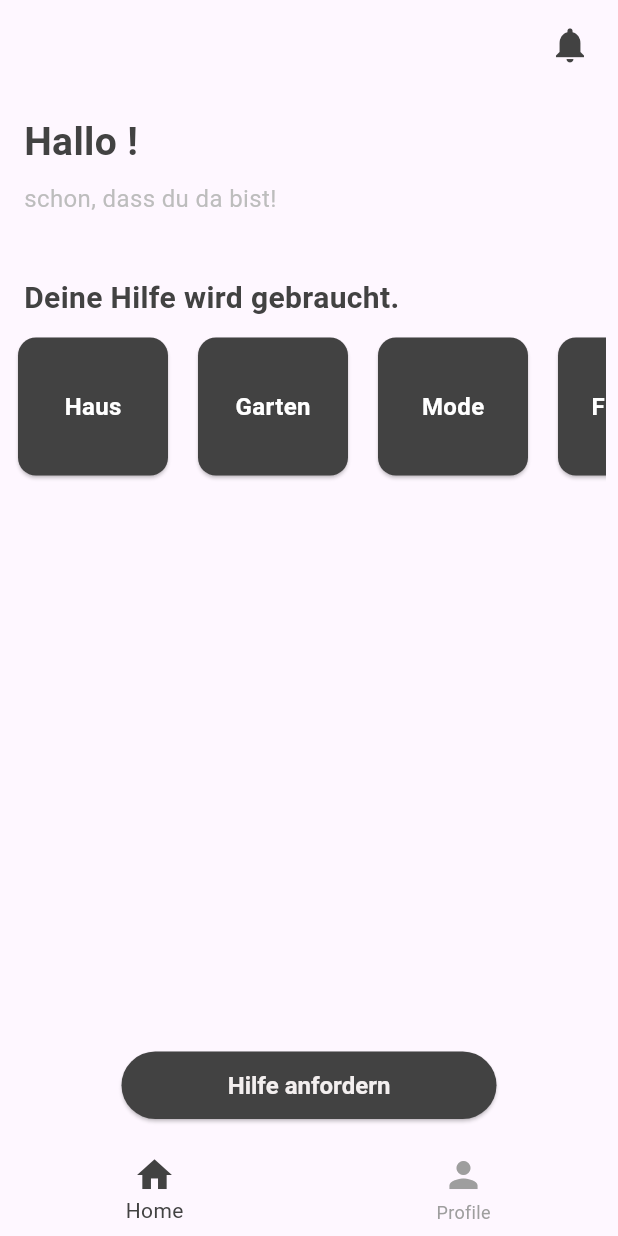
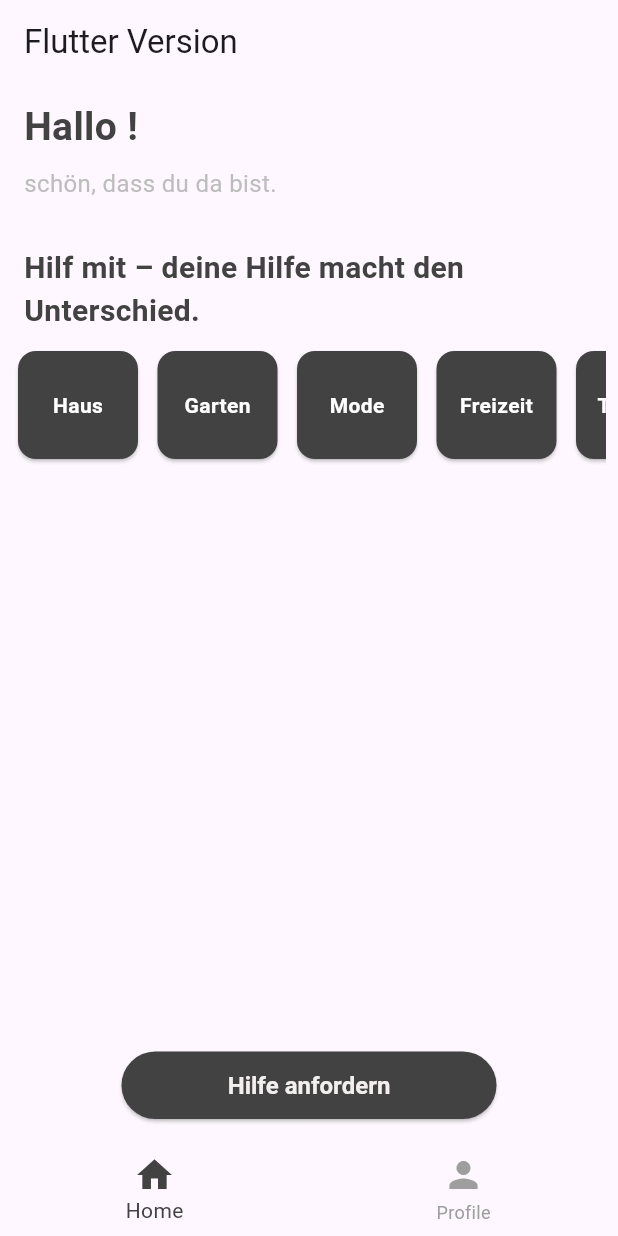
Before and after one commit to YamanAlabed/helphive, a Flutter app: the screen it shows once a user with an empty profile is signed in, on a phone screen of 412 x 824 dp. Run offline on Flutter 3.47's test engine with Material 3 defaults, Android fonts, the phone set to English and light mode, and no system bars; our stand-ins replace cloud_firestore, firebase_auth, firebase_core, firebase_messaging, flutter_spinkit, font_awesome_flutter and 1 more; accounts and stored records are empty; Roboto replaces fonts that are missing (Poppins).

Commit message:
changed: colors

```diff
--- a/lib/core/widgets/custom_greeting.dart
+++ b/lib/core/widgets/custom_greeting.dart
@@ -22,7 +22,7 @@ class GreetingWidget extends StatelessWidget {
         Padding(
           padding: const EdgeInsets.symmetric(horizontal: 16.0),
           child: Text(
-            'schon, dass du da bist!',
+            'schön, dass du da bist.',
             style: greatingSubtitleTextStyle(context),
           ),
         ),
--- a/lib/core/widgets/horizontal_list.dart
+++ b/lib/core/widgets/horizontal_list.dart
@@ -22,13 +22,13 @@ class _HorizontalListWidgetState extends State<HorizontalListWidget> {
   @override
   Widget build(BuildContext context) {
     return SizedBox(
-      height: 100,
+      height: 80,
       child: ListView(
         scrollDirection: Axis.horizontal,
         children: widget.items.map((item) {
           bool isSelected = item == selectedItem;
           return Padding(
-            padding: const EdgeInsets.only(right: 12.0),
+            padding: const EdgeInsets.only(right: 5.0),
             child: GestureDetector(
               onTap: () {
                 setState(() {
@@ -37,9 +37,9 @@ class _HorizontalListWidgetState extends State<HorizontalListWidget> {
                 widget.onCategorySelected(selectedItem);
               },
               child: Card(
-                color: isSelected ? Colors.blue : colorDarkGray, // Change color on selection
+                color: isSelected ? colorCoolGray : colorDarkGray, // Change color on selection
                 child: Container(
-                  width: 100,
+                  width: 80,
                   decoration: BoxDecoration(
                     borderRadius: BorderRadius.circular(20),
                   ),
@@ -48,7 +48,7 @@ class _HorizontalListWidgetState extends State<HorizontalListWidget> {
                       item,
                       style: const TextStyle(
                         color: Colors.white,
-                        fontSize: 16,
+                        fontSize: 14,
                         fontWeight: FontWeight.bold,
                       ),
                     ),
--- a/lib/features/bottom_navigation.dart/home.dart
+++ b/lib/features/bottom_navigation.dart/home.dart
@@ -49,14 +49,14 @@ class _HomeState extends State<Home> {
                   child: Column(
                     crossAxisAlignment: CrossAxisAlignment.start,
                     children: [
-                      const SizedBox(height: 20),
+                      const SizedBox(height: 10),
                       // Add this widget to display greeting
                       GreetingWidget(username: username),
-                      const SizedBox(height: 40),
+                      const SizedBox(height: 30),
                       Padding(
                         padding: const EdgeInsets.symmetric(horizontal: 16.0),
                         child: Text(
-                          'Deine Hilfe wird gebraucht.',
+                          'Hilf mit – deine Hilfe macht den Unterschied.',
                           style: secondTextStyle(context),
                         ),
                       ),
--- a/lib/features/bottom_navigation.dart/nav_controller.dart
+++ b/lib/features/bottom_navigation.dart/nav_controller.dart
@@ -35,26 +35,8 @@ class _BottomNavigationBarWidgetState extends State<BottomNavigationBarWidget> {
     return Scaffold(
       appBar: AppBar(
          title: const Text(
-                '',
-                style: TextStyle(
-                  fontSize: 24.0,
-                  fontWeight:
-                      FontWeight.bold,
-                ),
+                'Flutter Version',
               ),
-        actions: <Widget>[
-          Padding(
-            padding: const EdgeInsets.all(8.0),
-            child: IconButton(
-              icon: Icon(
-                Icons.notifications,
-                color: colorDarkGray,
-                size: iconSize,
-              ),
-              onPressed: () {},
-            ),
-          ),
-        ],
       ),
       body: _widgetOptions[_selectedIndex],
       bottomNavigationBar: BottomNavigationBar(
--- a/lib/features/bottom_navigation.dart/profile.dart
+++ b/lib/features/bottom_navigation.dart/profile.dart
@@ -66,7 +66,7 @@ class _ProfileState extends State<Profile> {
                 onPressed: () async {
                   await _auth.signOut();
                 },
-                type: ButtonType.primary,
+                type: ButtonType.alert,
               ),
               const SizedBox(height: 20),
             ],
--- a/lib/features/tasks/create.dart
+++ b/lib/features/tasks/create.dart
@@ -21,14 +21,23 @@ class _CreateState extends State<Create> {
   final TextEditingController _descriptionController = TextEditingController();
   final TextEditingController _addressController = TextEditingController();
   final TextEditingController _whenController = TextEditingController();
-  final TextEditingController _whatsappNummerController = TextEditingController();
+  final TextEditingController _whatsappNummerController =
+      TextEditingController();
 
   bool loading = false;
   String? _errorMessage;
 
   // Category selection
   String? _selectedCategory;
-  final List<String> _categories = ['Haus', 'Garten', 'Mode', 'Freizeit', 'Technik', 'Kurse', 'Sonstiges'];
+  final List<String> _categories = [
+    'Haus',
+    'Garten',
+    'Mode',
+    'Freizeit',
+    'Technik',
+    'Kurse',
+    'Sonstiges'
+  ];
 
   @override
   Widget build(BuildContext context) {
@@ -36,10 +45,11 @@ class _CreateState extends State<Create> {
         ? const Loading()
         : Scaffold(
             appBar: AppBar(
-              title: Text('Aufgabe erstellen | Flutter'),
+              title: const Text('Flutter Version'),
             ),
             body: SingleChildScrollView(
-              padding: const EdgeInsets.symmetric(vertical: 20.0, horizontal: 30.0),
+              padding:
+                  const EdgeInsets.symmetric(vertical: 20.0, horizontal: 30.0),
               child: Column(
                 crossAxisAlignment: CrossAxisAlignment.stretch,
                 children: [
@@ -124,7 +134,6 @@ class _CreateState extends State<Create> {
           );
   }
 
-
   Future<void> _selectDate(BuildContext context) async {
     final DateTime? pickedDate = await showDatePicker(
       context: context,
@@ -163,7 +172,7 @@ class _CreateState extends State<Create> {
       "When": _whenController.text,
       "WhatsappNumber": _whatsappNummerController.text,
       "userId": userId,
-    "Category": _selectedCategory,  // Add category here
+      "Category": _selectedCategory, // Add category here
     };
 
     try {
@@ -194,7 +203,6 @@ class _CreateState extends State<Create> {
     }
   }
 
-
   bool _fieldsAreEmpty() {
     return _titleController.text.isEmpty ||
         _descriptionController.text.isEmpty ||
--- a/lib/features/tasks/edit.dart
+++ b/lib/features/tasks/edit.dart
@@ -129,7 +129,7 @@ class _EditTaskState extends State<EditTask> {
   Widget build(BuildContext context) {
     return Scaffold(
       appBar: AppBar(
-        title: const Text('Aufgabe Bearbeiten | Flutter'),
+        title: const Text('Flutter Version'),
       ),
       body: SingleChildScrollView(
         child: Padding(
```
Lines whose indentation alone changed are shown as unchanged.
